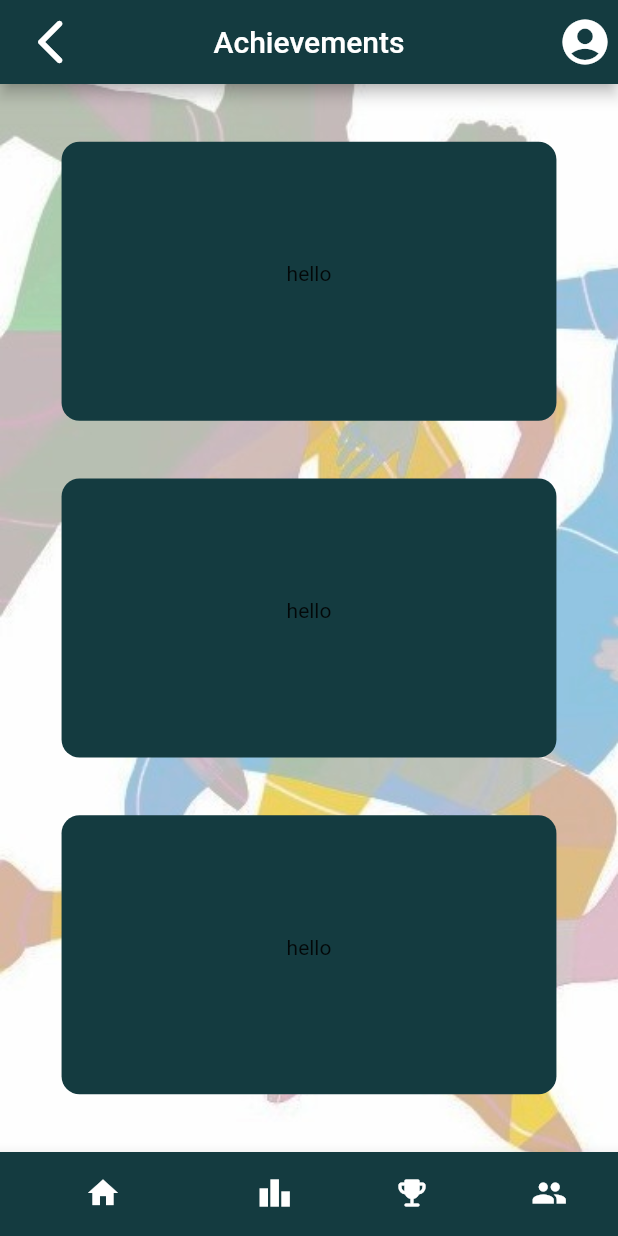
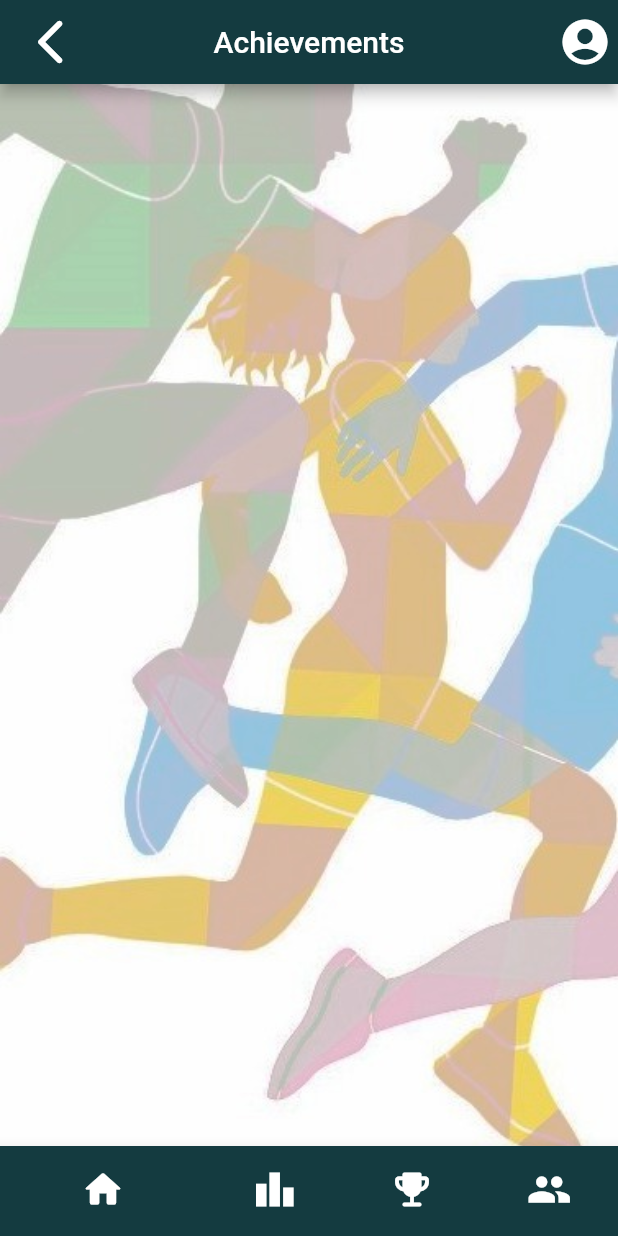
Before and after one commit to Aficionado45/athletics_app, a Flutter app: the screen it shows after launch, item 3 of the bottom bar chosen, on a phone screen of 412 x 824 dp. Run offline on Flutter 3.47's test engine with Material 2 defaults, Android fonts, the phone set to English and light mode, and no system bars.

Commit message:
ui screens

```diff
--- a/lib/screens/achievements.dart
+++ b/lib/screens/achievements.dart
@@ -45,35 +45,62 @@ class _AchievementState extends State<Achievement> {
               ),
             ],
           ),
-          bottomNavigationBar: BottomNavigationBar(
+        bottomNavigationBar:
+        Theme(
+          data: Theme.of(context).copyWith(
+              canvasColor: Color.fromRGBO(255, 255, 255, 255),
+              primaryColor: Colors.red,
+              textTheme: Theme.of(context).textTheme.copyWith(
+                  caption: TextStyle(
+                      color: Colors
+                          .black))),
+          child: Container(
+            child: Padding(
+              padding: const EdgeInsets.fromLTRB(0,0,0,0),
+              child: BottomNavigationBar(
                 showSelectedLabels: false,
                 showUnselectedLabels: false,
-            currentIndex: _currentindex,
+                currentIndex: 0,
                 items: [
                   BottomNavigationBarItem(
-                icon: Icon(Icons.home),
+
+                    icon:
+                    Icon(Icons.home_rounded,
+                      size: 30,
+                    ),
+
                     backgroundColor: Color(0xFF143B40),
+                    // ignore: deprecated_member_use
+                    title:Text(''),
+
+                  ),
+                  BottomNavigationBarItem(
+                    icon: Icon(Icons.leaderboard,
+                      size: 30,
+                    ),
                     // ignore: deprecated_member_use
                     title:Text(''),
                   ),
                   BottomNavigationBarItem(
-                icon: Icon(Icons.leaderboard),
+                    icon: Icon(Icons.emoji_events_rounded,
+                      size: 30,
+                    ),
+
                     // ignore: deprecated_member_use
-                title:Text('home'),
+                    title:Text(''),
                   ),
                   BottomNavigationBarItem(
-                icon: Icon(Icons.emoji_events_rounded),
-
-                // ignore: deprecated_member_use
-                title:Text('home'),
+                    icon: Icon(Icons.people,
+                      size: 30,
                     ),
-              BottomNavigationBarItem(
-                icon: Icon(Icons.people),
                     // ignore: deprecated_member_use
                     title:Text(''),
                   ),
                 ],
+              ),
 
+            ),
+          ),
         ),
           body: Container(
             decoration: BoxDecoration(
@@ -82,37 +109,7 @@ class _AchievementState extends State<Achievement> {
                 fit: BoxFit.cover,
               ),
             ),
-          child: Center(
-            child: Column(
-              mainAxisAlignment: MainAxisAlignment.spaceEvenly,
-              children: [
-                Container(
-                  padding: EdgeInsets.fromLTRB(150, 80, 150, 90),
-                  decoration: BoxDecoration(
-                    borderRadius: BorderRadius.circular(12),
-                    color: Color(0xFF143B40),
-                  ),
-                  child: Text('hello'),
-                ),
-                Container(
-                  padding: EdgeInsets.fromLTRB(150, 80, 150, 90),
-                  decoration: BoxDecoration(
-                    borderRadius: BorderRadius.circular(12),
-                    color: Color(0xFF143B40),
-                  ),
-                  child: Text('hello'),
-                ),
-                Container(
-                  padding: EdgeInsets.fromLTRB(150, 80, 150, 90),
-                  decoration: BoxDecoration(
-                    borderRadius: BorderRadius.circular(12),
-                    color: Color(0xFF143B40),
-                  ),
-                  child: Text('hello'),
-                ),
-              ],
-            ),
-           ),
+
           ),
       ) ,
     );
```
Also changed, not shown: lib/screens/leaderboard.dart (+38 -11 lines). Lines whose indentation alone changed are shown as unchanged.
